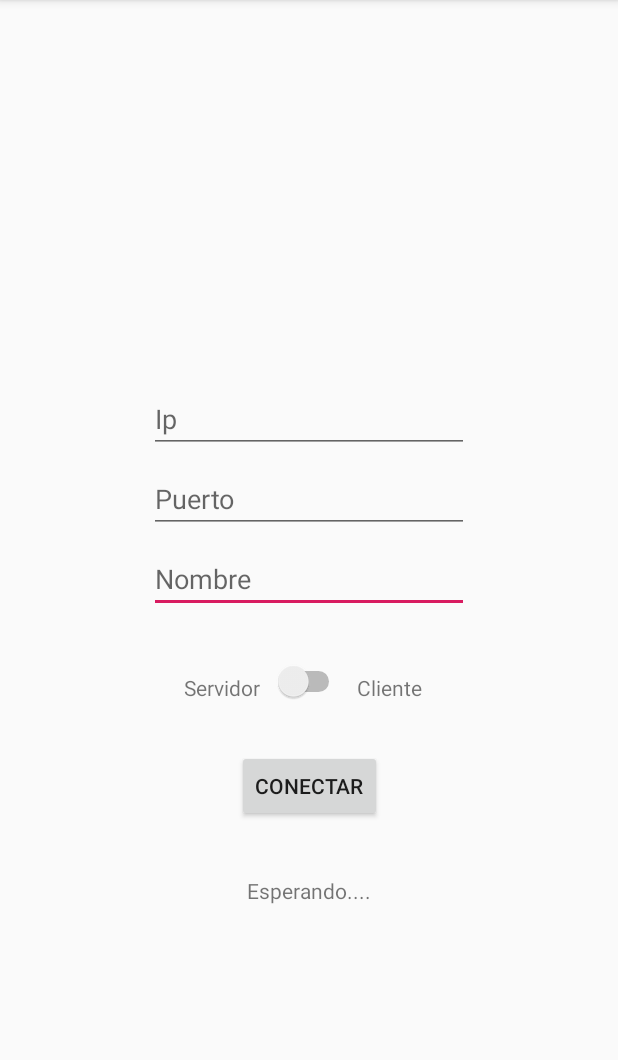
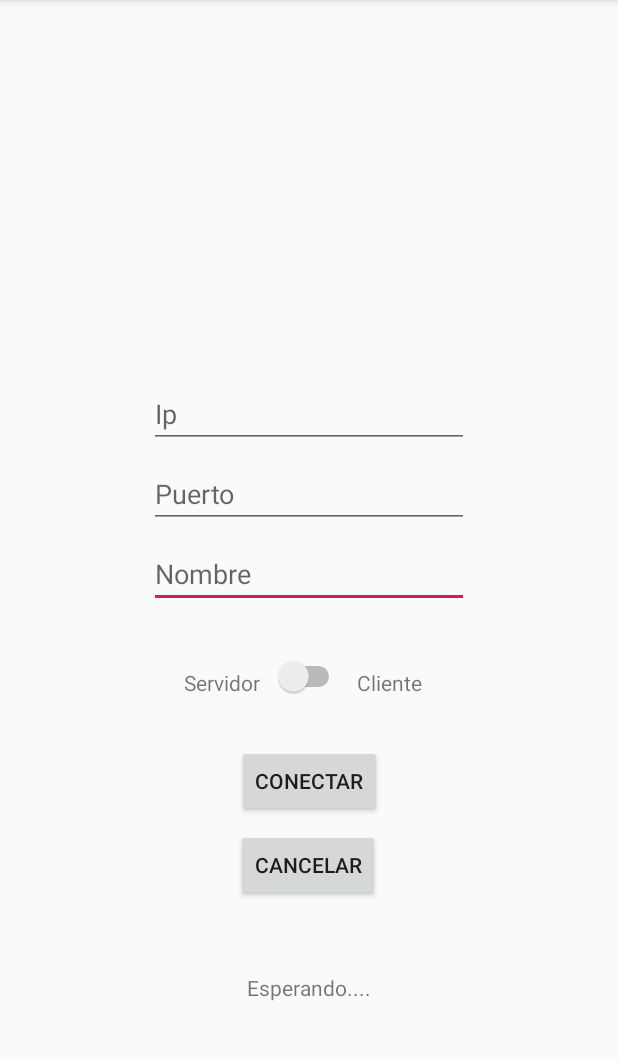
Before and after one commit to 0xBroom/chatxdV1, an Android app: the screen it shows after launch (ConfigActivity), on a phone screen of 412 x 824 dp, the part 84-1144 px from its top. Run offline under Robolectric (Android 15) with nearby library versions, the phone set to English and light mode, and no system bars.

Commit message:
Changes on appbar.

```diff
--- a/app/src/main/java/es/fempa/estebanescobar/chatxd/ConfigActivity.java
+++ b/app/src/main/java/es/fempa/estebanescobar/chatxd/ConfigActivity.java
@@ -6,6 +6,7 @@ package es.fempa.estebanescobar.chatxd;
 import androidx.appcompat.app.AppCompatActivity;
 
 import android.os.Bundle;
+import android.view.Menu;
 import android.view.View;
 import android.widget.EditText;
 import android.widget.Switch;
@@ -17,6 +18,7 @@ public class ConfigActivity extends AppCompatActivity {
     private EditText etIP;
     private EditText etPort;
     private Hilos h;
+    static final private int ID_MENU_SETTINGS = Menu.FIRST;
 
     @Override
     protected void onCreate(Bundle savedInstanceState) {
@@ -29,6 +31,18 @@ public class ConfigActivity extends AppCompatActivity {
         h = new Hilos(this);
     }
 
+    @Override
+    public boolean onCreateOptionsMenu(Menu menu) {
+        super.onCreateOptionsMenu(menu);
+        //identificador del grupo.
+        int groupId = 0;
+        //Identificador único del evento. Utilizado en
+        //El manejador de evento correspondiente.
+        int menuItemId = ID_MENU_SETTINGS;
+
+        return true;
+    }
+
     public void connect(View v){
         if(s.isChecked()){
             //Cliente
@@ -38,6 +52,7 @@ public class ConfigActivity extends AppCompatActivity {
             h.openServer(Integer.parseInt(etPort.getText().toString()));
         }
     }
+
 
     public void changeText(String text){
         final String aux = text;
--- a/app/src/main/res/layout/activity_about.xml
+++ b/app/src/main/res/layout/activity_about.xml
@@ -14,5 +14,5 @@
         app:layout_constraintEnd_toEndOf="parent"
         app:layout_constraintStart_toStartOf="parent"
         app:layout_constraintTop_toTopOf="parent"
-        app:srcCompat="@mipmap/ic_launcher_round" />
+        app:srcCompat="@mipmap/ic_launcher" />
 </androidx.constraintlayout.widget.ConstraintLayout>
--- a/app/src/main/res/layout/activity_config.xml
+++ b/app/src/main/res/layout/activity_config.xml
@@ -10,10 +10,10 @@
         android:id="@+id/button"
         android:layout_width="wrap_content"
         android:layout_height="wrap_content"
-        android:layout_marginBottom="220dp"
+        android:layout_marginBottom="8dp"
         android:onClick="connect"
         android:text="@string/connect"
-        app:layout_constraintBottom_toBottomOf="parent"
+        app:layout_constraintBottom_toTopOf="@+id/button2"
         app:layout_constraintEnd_toEndOf="parent"
         app:layout_constraintStart_toStartOf="parent" />
 
@@ -85,9 +85,21 @@
         android:id="@+id/test"
         android:layout_width="wrap_content"
         android:layout_height="wrap_content"
-        android:layout_marginTop="36dp"
+        android:layout_marginTop="104dp"
         android:text="Esperando...."
         app:layout_constraintEnd_toEndOf="parent"
         app:layout_constraintStart_toStartOf="parent"
         app:layout_constraintTop_toBottomOf="@+id/button" />
+
+    <Button
+        android:id="@+id/button2"
+        android:layout_width="wrap_content"
+        android:layout_height="wrap_content"
+        android:text="@string/cancel"
+        app:layout_constraintBottom_toBottomOf="parent"
+        app:layout_constraintEnd_toEndOf="parent"
+        app:layout_constraintHorizontal_bias="0.498"
+        app:layout_constraintStart_toStartOf="parent"
+        app:layout_constraintTop_toTopOf="parent"
+        app:layout_constraintVertical_bias="0.768" />
 </androidx.constraintlayout.widget.ConstraintLayout>
--- a/app/src/main/res/values/strings.xml
+++ b/app/src/main/res/values/strings.xml
@@ -6,4 +6,5 @@
     <string name="connect">Conectar</string>
     <string name="server">Servidor</string>
     <string name="client">Cliente</string>
+    <string name="cancel">Cancelar</string>
 </resources>
```
Also changed, not shown: 1 other file.
